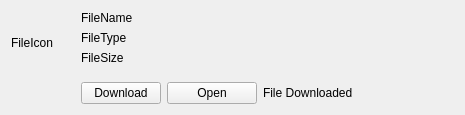
The window that sources/chat-area/post/attachments/AttachedBinaryFile.ui (nuclear868/mattermost-qt) describes before a commit, drawn with Qt 5.
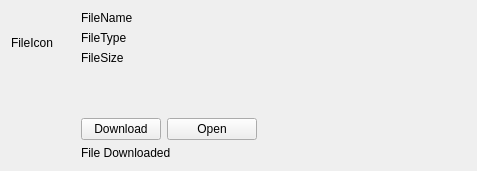
The same window after the commit.

Commit message: Use default system directories for network cache, emojis and temporary downloads. Use the downloads directory from settings for file downloads. Also, show a dialog if a file to be downloaded already exists. Add text, telling that a download has finished

```diff
--- a/sources/chat-area/post/attachments/AttachedBinaryFile.ui
+++ b/sources/chat-area/post/attachments/AttachedBinaryFile.ui
@@ -6,8 +6,8 @@
    <rect>
     <x>0</x>
     <y>0</y>
-    <width>465</width>
-    <height>115</height>
+    <width>477</width>
+    <height>171</height>
    </rect>
   </property>
   <property name="sizePolicy">
@@ -174,13 +174,6 @@
            </property>
           </widget>
          </item>
-         <item>
-          <widget class="QLabel" name="downloadedLabel">
-           <property name="text">
-            <string>File Downloaded</string>
-           </property>
-          </widget>
-         </item>
          <item>
           <spacer name="horizontalSpacer">
            <property name="orientation">
@@ -188,7 +181,7 @@
            </property>
            <property name="sizeHint" stdset="0">
             <size>
-             <width>40</width>
+             <width>30</width>
              <height>20</height>
             </size>
            </property>
@@ -196,6 +189,13 @@
          </item>
         </layout>
        </item>
+       <item>
+        <widget class="QLabel" name="downloadedLabel">
+         <property name="text">
+          <string>File Downloaded</string>
+         </property>
+        </widget>
+       </item>
       </layout>
      </item>
     </layout>
```
The commit also changes 10 other files.
